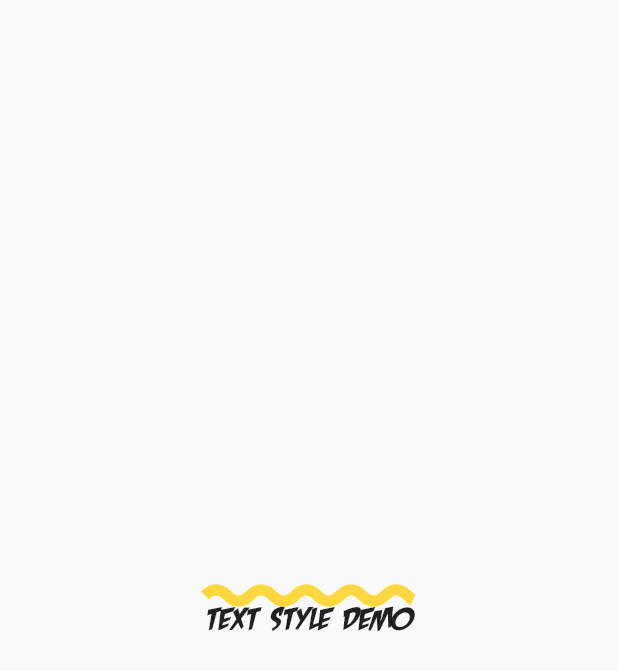
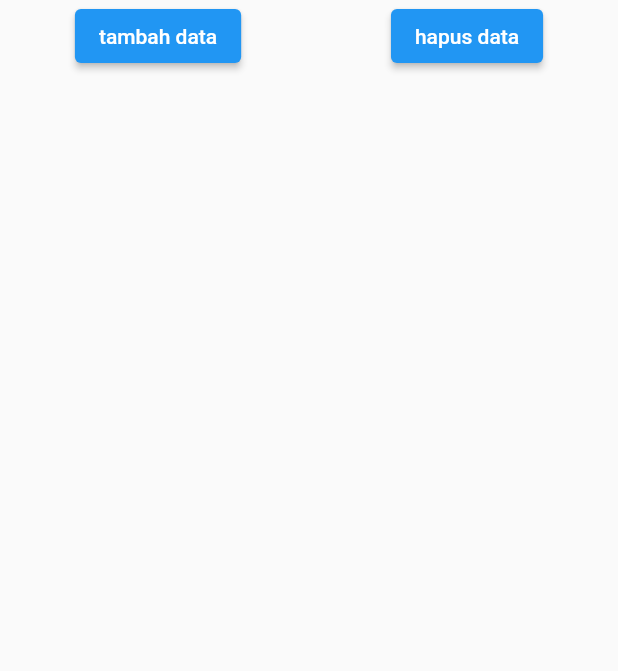
Before and after one commit to subhanassiddik/MyFlutterWidgetsLearn, a Flutter app: the screen it shows after launch, on a phone screen of 412 x 824 dp. Shown: the top 671 px of the screen. Run offline on Flutter 3.47's test engine with Material 2 defaults, Android fonts, the phone set to English and light mode, and no system bars.

Commit message:
list dan list view

```diff
--- /dev/null
+++ b/lib/1_must_know/2_layout/7_list_and_listview.dart
@@ -0,0 +1,50 @@
+import 'package:flutter/material.dart';
+
+class ListListView extends StatefulWidget {
+  @override
+  _ListListViewState createState() => _ListListViewState();
+}
+
+class _ListListViewState extends State<ListListView> {
+  List<Widget> widgets = [];
+  int counter = 1;
+
+  @override
+  Widget build(BuildContext context) {
+    return Scaffold(
+      body: ListView(
+        children: <Widget>[
+          Row(
+            mainAxisAlignment: MainAxisAlignment.spaceAround,
+            children: <Widget>[
+              ElevatedButton(
+                  onPressed: () {
+                    setState(() {
+                      widgets.add(Text(
+                        'my list ' + counter.toString(),
+                        style: TextStyle(fontSize: 30.0),
+                      ));
+                      counter++;
+                    });
+                  },
+                  child: Text('tambah data')),
+              ElevatedButton(
+                  onPressed: () {
+                    setState(() {
+                      widgets.removeLast();
+                      counter--;
+                    });
+                  },
+                  child: Text(
+                    'hapus data',
+                  )),
+            ],
+          ),
+          Column(
+            children: widgets,
+          )
+        ],
+      ),
+    );
+  }
+}
--- a/lib/main.dart
+++ b/lib/main.dart
@@ -1,5 +1,6 @@
 import 'package:flutter/material.dart';
-import 'package:flutter_widget_learn/1_must_know/2_layout/6_text_style.dart';
+import 'package:flutter_widget_learn/1_must_know/2_layout/7_list_and_listview.dart';
+// import 'package:flutter_widget_learn/1_must_know/2_layout/6_text_style.dart';
 // import 'package:flutter_widget_learn/1_must_know/2_layout/5_anonymous_method.dart';
 // import 'package:flutter_widget_learn/1_must_know/2_layout/4_stateful_widget.dart';
 // import 'package:flutter_widget_learn/1_must_know/2_layout/3_container.dart';
@@ -30,7 +31,8 @@ class MyApp extends StatelessWidget {
           // WidgetContainer(),
           // WidgetStateFul(),
           // AnonymousMethod(),
-          WidgetTextStyle(),
+          // WidgetTextStyle(),
+          ListListView(),
     );
   }
 }
```
